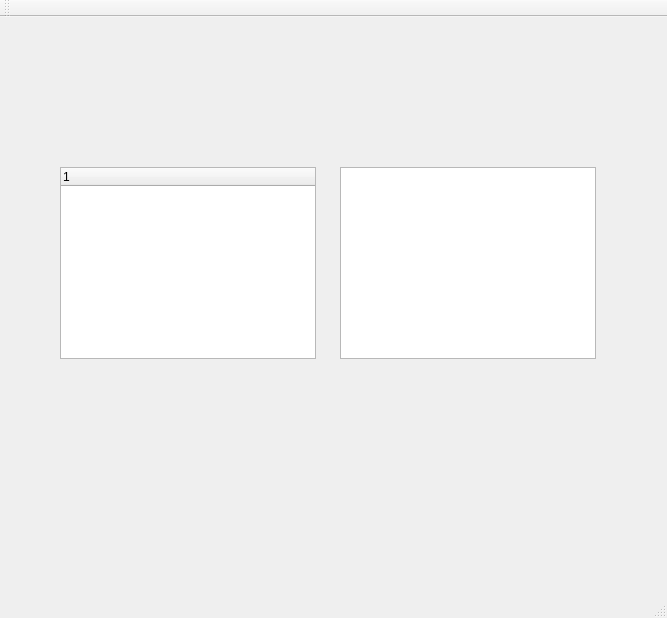
This is mainwindow.ui in dgitz/icarus_gui as Qt 5 draws it before an edit. The edited form follows.
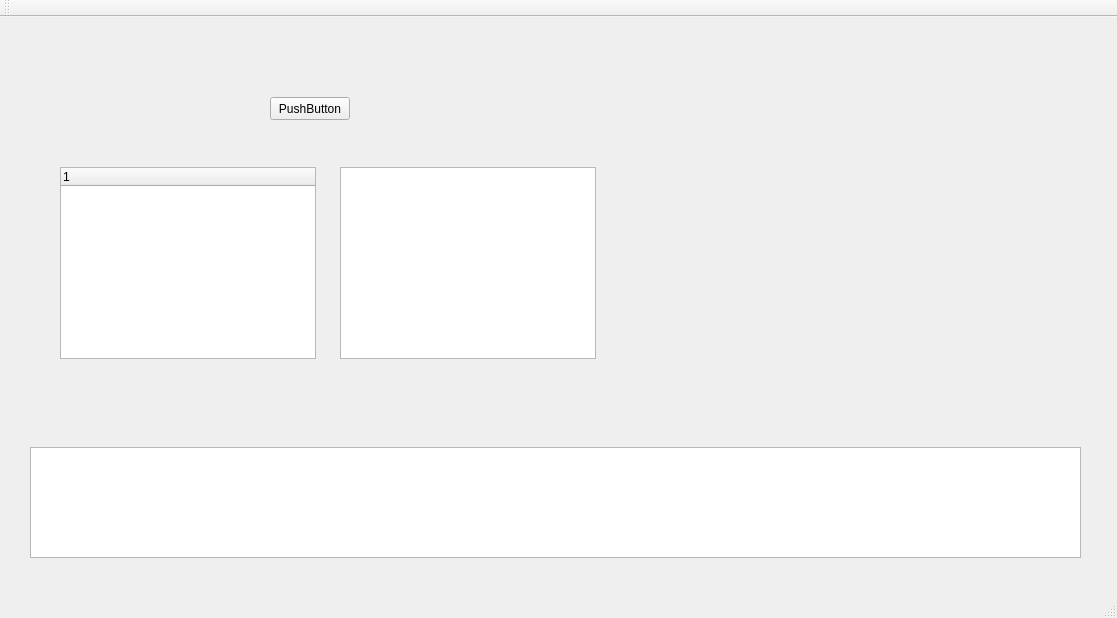
This is the edited form.

Commit message: Got Receiver to send diagnostic message to update textbox in form.

The edit to the form file:
```diff
--- a/mainwindow.ui
+++ b/mainwindow.ui
@@ -6,7 +6,7 @@
    <rect>
     <x>0</x>
     <y>0</y>
-    <width>667</width>
+    <width>1117</width>
     <height>618</height>
    </rect>
   </property>
@@ -39,6 +39,29 @@
      </rect>
     </property>
    </widget>
+   <widget class="QPushButton" name="pushButton">
+    <property name="geometry">
+     <rect>
+      <x>270</x>
+      <y>80</y>
+      <width>80</width>
+      <height>23</height>
+     </rect>
+    </property>
+    <property name="text">
+     <string>PushButton</string>
+    </property>
+   </widget>
+   <widget class="QTextBrowser" name="textBrowser">
+    <property name="geometry">
+     <rect>
+      <x>30</x>
+      <y>430</y>
+      <width>1051</width>
+      <height>111</height>
+     </rect>
+    </property>
+   </widget>
   </widget>
   <widget class="QMenuBar" name="menuBar">
    <property name="geometry">
```
Left out of the diff: 2 changed lines with no effect on the pictures. The commit also changes 7 other files.
